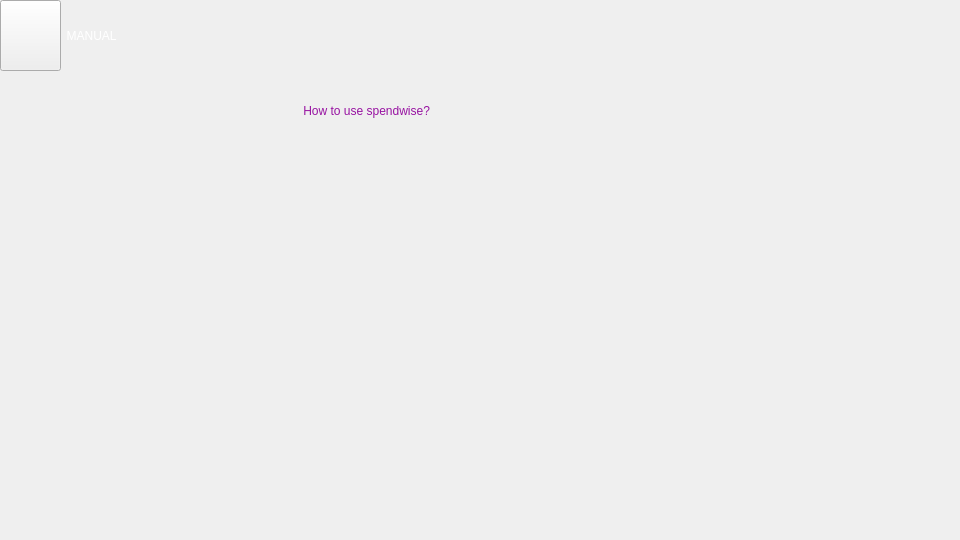
Qt form manual.ui (Nirjaraa/spendwise) before a commit.
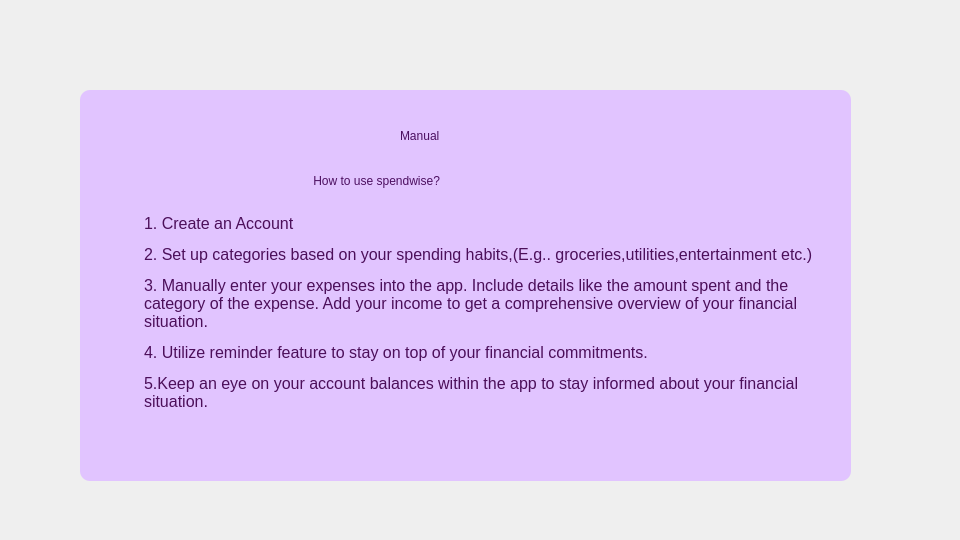
The same form after that commit. Icons and pictures are not drawn.

Patch:
```diff
--- a/manual.ui
+++ b/manual.ui
@@ -14,79 +14,111 @@
    <string>MainWindow</string>
   </property>
   <widget class="QWidget" name="centralwidget">
-   <widget class="QLabel" name="label_3">
-    <property name="geometry">
-     <rect>
-      <x>290</x>
-      <y>90</y>
-      <width>291</width>
-      <height>41</height>
-     </rect>
-    </property>
-    <property name="styleSheet">
-     <string notr="true">font: 18pt &quot;Bahnschrift&quot;;
-
-color:rgb(151, 18, 161);
-</string>
-    </property>
-    <property name="text">
-     <string>    How to use spendwise?</string>
-    </property>
-   </widget>
    <widget class="QPushButton" name="back">
     <property name="geometry">
      <rect>
-      <x>0</x>
-      <y>0</y>
+      <x>10</x>
+      <y>10</y>
       <width>61</width>
-      <height>71</height>
+      <height>61</height>
      </rect>
     </property>
     <property name="styleSheet">
-     <string notr="true">
-image: url(:/resources/back.png);</string>
-    </property>
-    <property name="text">
-     <string/>
-    </property>
-   </widget>
-   <widget class="QLabel" name="label_2">
-    <property name="geometry">
-     <rect>
-      <x>70</x>
-      <y>150</y>
-      <width>801</width>
-      <height>361</height>
-     </rect>
-    </property>
-    <property name="styleSheet">
-     <string notr="true">border-image: url(:/resources/manualdesc.png);</string>
-    </property>
-    <property name="text">
-     <string/>
-    </property>
-   </widget>
-   <widget class="QLabel" name="editprofiletitle">
-    <property name="geometry">
-     <rect>
-      <x>60</x>
-      <y>0</y>
-      <width>901</width>
-      <height>71</height>
-     </rect>
-    </property>
-    <property name="styleSheet">
-     <string notr="true">border-image:url(:/resources/title.png);
-color:rgb(255, 255, 255);
- 
-font: 700 22pt &quot;Bahnschrift&quot;;
-
+     <string notr="true">background-color:transparent;
+image: url(:/resources/back.svg);
+border:none;
  </string>
     </property>
     <property name="text">
-     <string>  MANUAL</string>
+     <string/>
     </property>
    </widget>
+   <widget class="QGroupBox" name="groupBox">
+    <property name="geometry">
+     <rect>
+      <x>80</x>
+      <y>90</y>
+      <width>771</width>
+      <height>391</height>
+     </rect>
+    </property>
+    <property name="styleSheet">
+     <string notr="true">border-radius:10px;
+background-color:rgb(225,196,255);</string>
+    </property>
+    <property name="title">
+     <string> </string>
+    </property>
+    <widget class="QTextBrowser" name="textBrowser">
+     <property name="geometry">
+      <rect>
+       <x>60</x>
+       <y>120</y>
+       <width>701</width>
+       <height>281</height>
+      </rect>
+     </property>
+     <property name="styleSheet">
+      <string notr="true">font:  &quot;Bahnschrift&quot;;
+color:rgb(76,15,90);
+background-color:transparent;
+border:none;
+</string>
+     </property>
+     <property name="html">
+      <string>&lt;!DOCTYPE HTML PUBLIC &quot;-//W3C//DTD HTML 4.0//EN&quot; &quot;http://www.w3.org/TR/REC-html40/strict.dtd&quot;&gt;
+&lt;html&gt;&lt;head&gt;&lt;meta name=&quot;qrichtext&quot; content=&quot;1&quot; /&gt;&lt;meta charset=&quot;utf-8&quot; /&gt;&lt;style type=&quot;text/css&quot;&gt;
+p, li { white-space: pre-wrap; }
+hr { height: 1px; border-width: 0; }
+li.unchecked::marker { content: &quot;\2610&quot;; }
+li.checked::marker { content: &quot;\2612&quot;; }
+&lt;/style&gt;&lt;/head&gt;&lt;body style=&quot; font-family:'Segoe UI'; font-size:9pt; font-weight:400; font-style:normal;&quot;&gt;
+&lt;p style=&quot; margin-top:12px; margin-bottom:12px; margin-left:0px; margin-right:0px; -qt-block-indent:0; text-indent:0px;&quot;&gt;&lt;span style=&quot; font-size:12pt;&quot;&gt;1. Create an Account&lt;/span&gt;&lt;/p&gt;
+&lt;p style=&quot; margin-top:12px; margin-bottom:12px; margin-left:0px; margin-right:0px; -qt-block-indent:0; text-indent:0px;&quot;&gt;&lt;span style=&quot; font-size:12pt;&quot;&gt;2. Set up categories based on your spending habits,(E.g.. groceries,utilities,entertainment etc.)&lt;/span&gt;&lt;/p&gt;
+&lt;p style=&quot; margin-top:12px; margin-bottom:12px; margin-left:0px; margin-right:0px; -qt-block-indent:0; text-indent:0px;&quot;&gt;&lt;span style=&quot; font-size:12pt;&quot;&gt;3. Manually enter your expenses into the app. Include details like the amount spent and the category of the expense. Add your income to get a comprehensive overview of your financial situation.&lt;/span&gt;&lt;/p&gt;
+&lt;p style=&quot; margin-top:12px; margin-bottom:12px; margin-left:0px; margin-right:0px; -qt-block-indent:0; text-indent:0px;&quot;&gt;&lt;span style=&quot; font-size:12pt;&quot;&gt;4. Utilize reminder feature to stay on top of your financial commitments.&lt;/span&gt;&lt;/p&gt;
+&lt;p style=&quot; margin-top:12px; margin-bottom:12px; margin-left:0px; margin-right:0px; -qt-block-indent:0; text-indent:0px;&quot;&gt;&lt;span style=&quot; font-size:12pt;&quot;&gt;5.Keep an eye on your account balances within the app to stay informed about your financial situation.&lt;/span&gt;&lt;/p&gt;&lt;/body&gt;&lt;/html&gt;</string>
+     </property>
+    </widget>
+    <widget class="QLabel" name="label">
+     <property name="geometry">
+      <rect>
+       <x>320</x>
+       <y>20</y>
+       <width>111</width>
+       <height>51</height>
+      </rect>
+     </property>
+     <property name="styleSheet">
+      <string notr="true">color: rgb(75, 15, 96);
+ border:transparent;
+font: 800 25pt &quot;Bahnschrift&quot;;
+</string>
+     </property>
+     <property name="text">
+      <string>Manual</string>
+     </property>
+    </widget>
+    <widget class="QLabel" name="label_3">
+     <property name="geometry">
+      <rect>
+       <x>220</x>
+       <y>70</y>
+       <width>291</width>
+       <height>41</height>
+      </rect>
+     </property>
+     <property name="styleSheet">
+      <string notr="true">font: 18pt &quot;Bahnschrift&quot;;
+
+color:rgb(76,15,96);
+</string>
+     </property>
+     <property name="text">
+      <string>    How to use spendwise?</string>
+     </property>
+    </widget>
+   </widget>
   </widget>
  </widget>
  <resources/>
```
